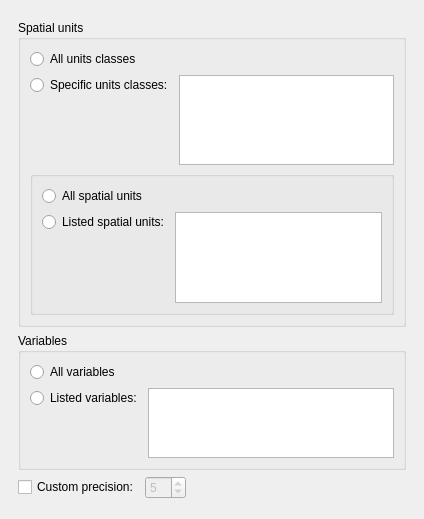
The window that src/observers/export.vars.files.csv-multicols/EditClassIDVarDialog.ui (OpenFLUID/openfluid) describes before a commit, drawn with Qt 5.
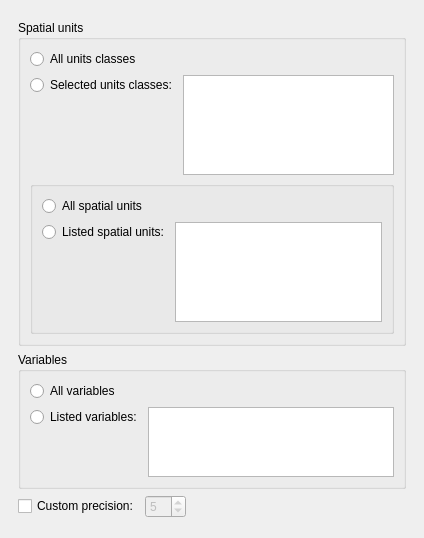
The same window after the commit.

Commit message:
Update of UI labels and translations
* Updated labels
* Cleaned code

Patch:
```diff
--- a/src/observers/export.vars.files.csv-multicols/EditClassIDVarDialog.ui
+++ b/src/observers/export.vars.files.csv-multicols/EditClassIDVarDialog.ui
@@ -7,7 +7,7 @@
     <x>0</x>
     <y>0</y>
     <width>424</width>
-    <height>519</height>
+    <height>538</height>
    </rect>
   </property>
   <property name="windowTitle">
@@ -43,7 +43,7 @@
              <item>
               <widget class="QRadioButton" name="SelectedUnitsClassesRadioButton">
                <property name="text">
-                <string>Specific units classes:</string>
+                <string>Selected units classes:</string>
                </property>
               </widget>
              </item>
```
Left out of the diff: 2 changed lines with no effect on the pictures. The commit also changes 6 other files.
